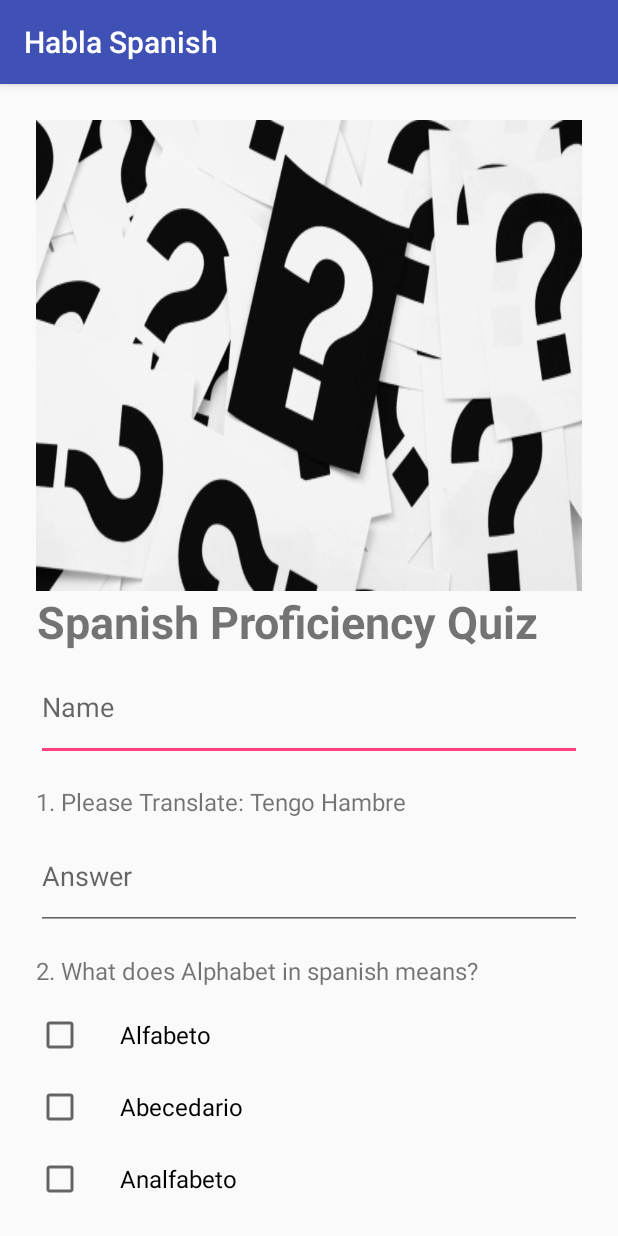
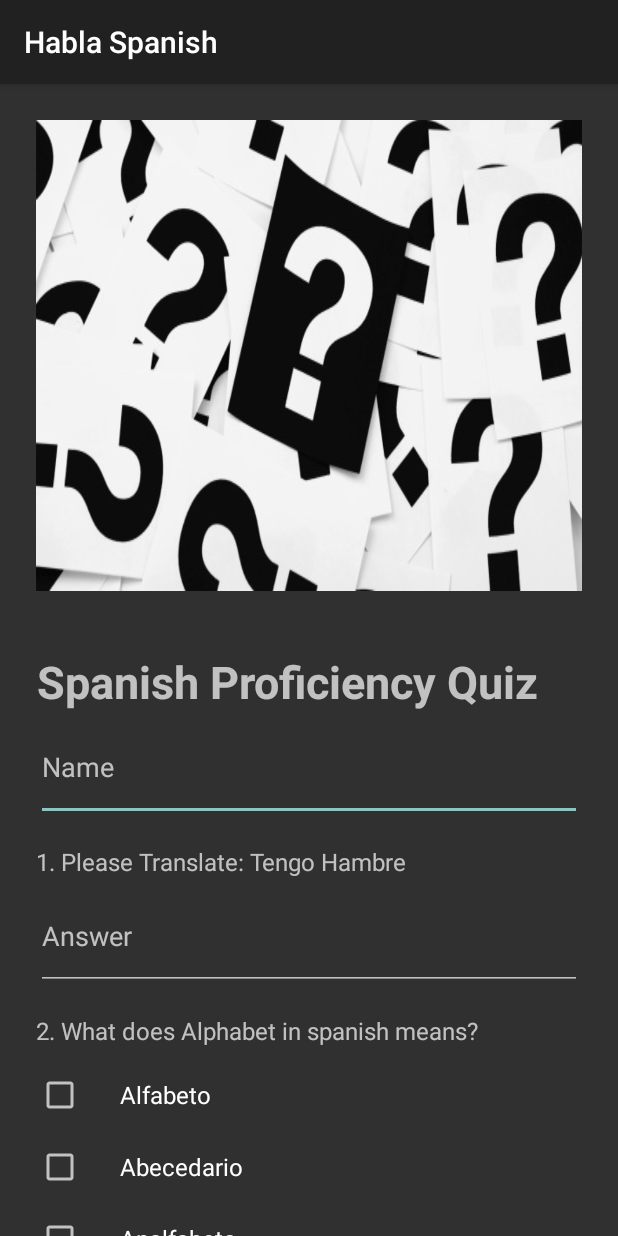
Before and after one commit to jocarog/HablaSpanish_Final, an Android app: the screen it shows after launch (MainActivity), on a phone screen of 412 x 824 dp. Run offline under Robolectric (Android 15) with nearby library versions, the phone set to English and light mode, and no system bars.

Commit message:
materila black theme

```diff
--- a/app/src/main/AndroidManifest.xml
+++ b/app/src/main/AndroidManifest.xml
@@ -8,7 +8,7 @@
         android:label="@string/app_name"
         android:roundIcon="@mipmap/ic_launcher_round"
         android:supportsRtl="true"
-        android:theme="@style/AppTheme">
+        android:theme="@style/Theme.AppCompat">
         <activity android:name=".MainActivity">
             <intent-filter>
                 <action android:name="android.intent.action.MAIN" />
--- a/app/src/main/res/layout/activity_main.xml
+++ b/app/src/main/res/layout/activity_main.xml
@@ -28,7 +28,8 @@ android:layout_height="wrap_content"
 android:text="Spanish Proficiency Quiz"
 android:textStyle="bold"
 android:textSize="30sp"
-android:textAlignment="center"/>
+android:textAlignment="center"
+android:layout_marginTop="40dp"/>
 
 <EditText
 android:id="@+id/name_field"
```
